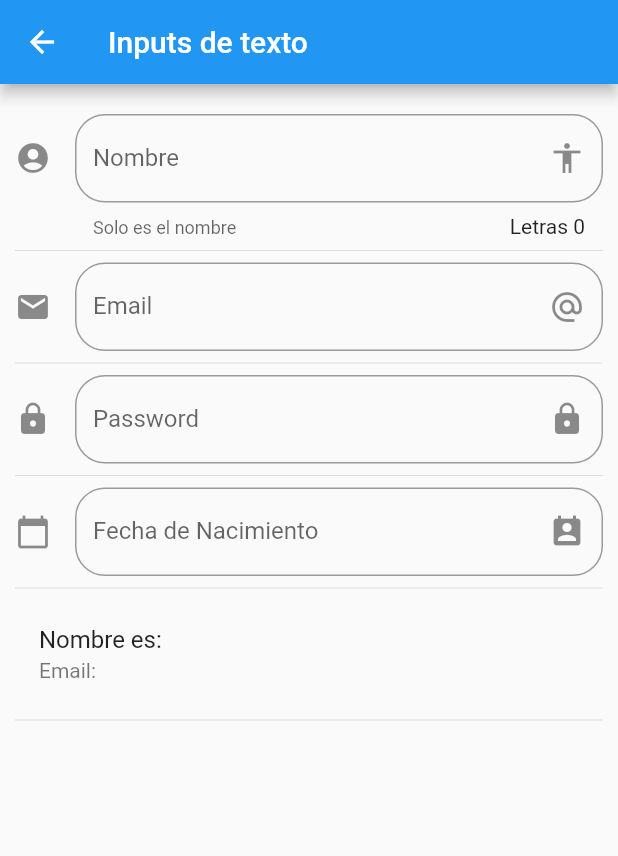
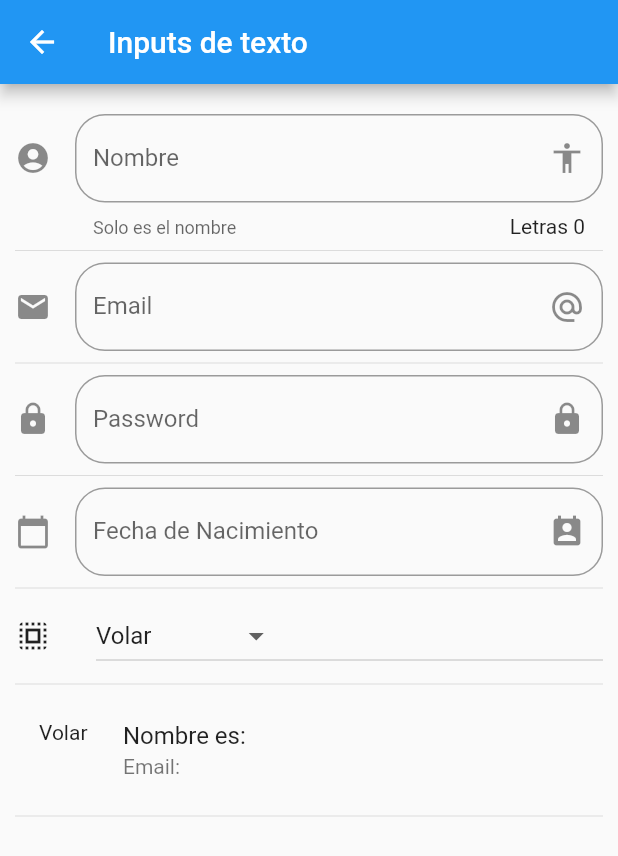
Before and after one commit to JosueHernandezR/Flutter_Components, a Flutter app: the InputPage screen opened by its route, on a phone screen of 412 x 824 dp. Shown: the top 856 px of the screen. Run offline on Flutter 3.47's test engine with Material 2 defaults, Android fonts, the phone set to English and light mode, and no system bars.

```diff
--- a/componentes/data/menu_opts.json
+++ b/componentes/data/menu_opts.json
@@ -25,6 +25,11 @@
             "ruta" : "inputs",
             "icon" : "input",
             "texto": "Inputs"
+        },
+        {
+            "ruta" : "slider",
+            "icon" : "tune",
+            "texto": "Slider"
         }
     ]
 }
--- a/componentes/lib/src/pages/input_page.dart
+++ b/componentes/lib/src/pages/input_page.dart
@@ -12,6 +12,9 @@ class _InputPageState extends State<InputPage> {
   String _email    = '';
   String _password = '';
   String _fecha    = '';
+  String _opcionSeleccionada = 'Volar';
+
+  List<String> _poderes    = ['Volar', 'Rayos X', 'Super Aliento'];
 
   TextEditingController _inputFieldDateController = new TextEditingController();
 
@@ -35,6 +38,8 @@ class _InputPageState extends State<InputPage> {
           _crearPassword(),
           Divider(),
           _crearFecha( context ),
+          Divider(),
+          _crearDropdown( ),
           Divider(),
           _crearPersona(),
           Divider(),
@@ -103,7 +108,6 @@ class _InputPageState extends State<InputPage> {
     );
   }
 
-
   Widget _crearFecha( BuildContext context ) {
     return TextField(
       enableInteractiveSelection: false,
@@ -144,16 +148,49 @@ class _InputPageState extends State<InputPage> {
     }
   }
 
+  List<DropdownMenuItem<String>> getOpcionesDropdown () {
+    List<DropdownMenuItem<String>> lista = new List();
+    _poderes.forEach( (poder) {
+      lista.add ( DropdownMenuItem(
+        child: Text(poder),
+        value: poder,
+      ));
+    });
+    return lista;
+  }
+
+  Widget _crearDropdown() {
+    return Row(
+      children: <Widget>[
+        Icon(Icons.select_all),
+        SizedBox(width: 30,),
+        Expanded(
+          child: DropdownButton(
+            value: _opcionSeleccionada,
+            items: getOpcionesDropdown(),
+            onChanged: (opt) {
+              setState(() {
+                _opcionSeleccionada = opt;
+              });
+            },
+          ),
+        )
+      ],
+    );
+  }
 
   Widget _crearPersona() {
 
     return ListTile(
       title: Text('Nombre es: $_nombre'),
       subtitle: Text('Email: $_email'),
+      leading: Text(_opcionSeleccionada),
     );
 
   }
 
 
 
+
+
 }
--- a/componentes/lib/src/routes/routes.dart
+++ b/componentes/lib/src/routes/routes.dart
@@ -6,6 +6,7 @@ import 'package:componentes/src/pages/home_page.dart';
 import 'package:componentes/src/pages/card_page.dart';
 import 'package:componentes/src/pages/animated_container.dart';
 import 'package:componentes/src/pages/input_page.dart';
+import 'package:componentes/src/pages/slider_page.dart';
 
 
 //import 'package:componentes/src/pages/home_temp.dart';
@@ -20,6 +21,6 @@ Map<String, WidgetBuilder> getApplicationRoutes(){
         'card'    : ( BuildContext context ) => CardPage(),
         'animatedContainer' : ( BuildContext content ) => AnimatedContainerPage(),
         'inputs'  : ( BuildContext content ) => InputPage(),
-
+        'slider'  : ( BuildContext content ) => SliderPage(),
       };
 }
--- a/componentes/lib/src/utils/icono_string_util.dart
+++ b/componentes/lib/src/utils/icono_string_util.dart
@@ -6,6 +6,7 @@ final _icons = <String, IconData>{
   'folder_open'   : Icons.folder_open,
   'donut_large'   : Icons.donut_large,
   'input'         : Icons.input,
+  'slider'        : Icons.tune,
 };
 
 
```
Also changed, not shown: componentes/lib/src/pages/slider_page.dart (added, +60 -0 lines).
